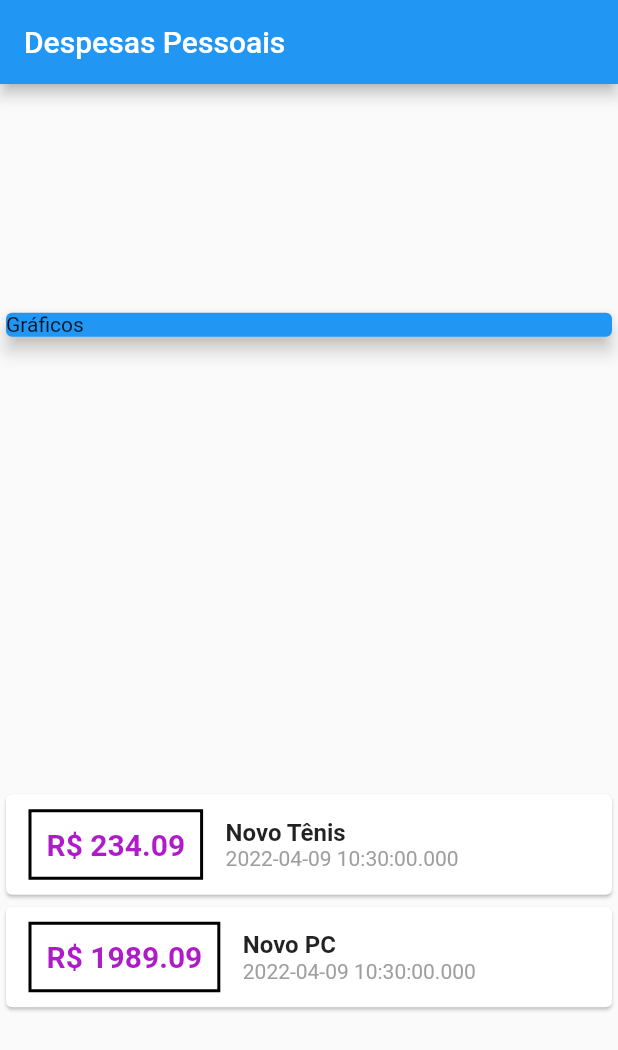
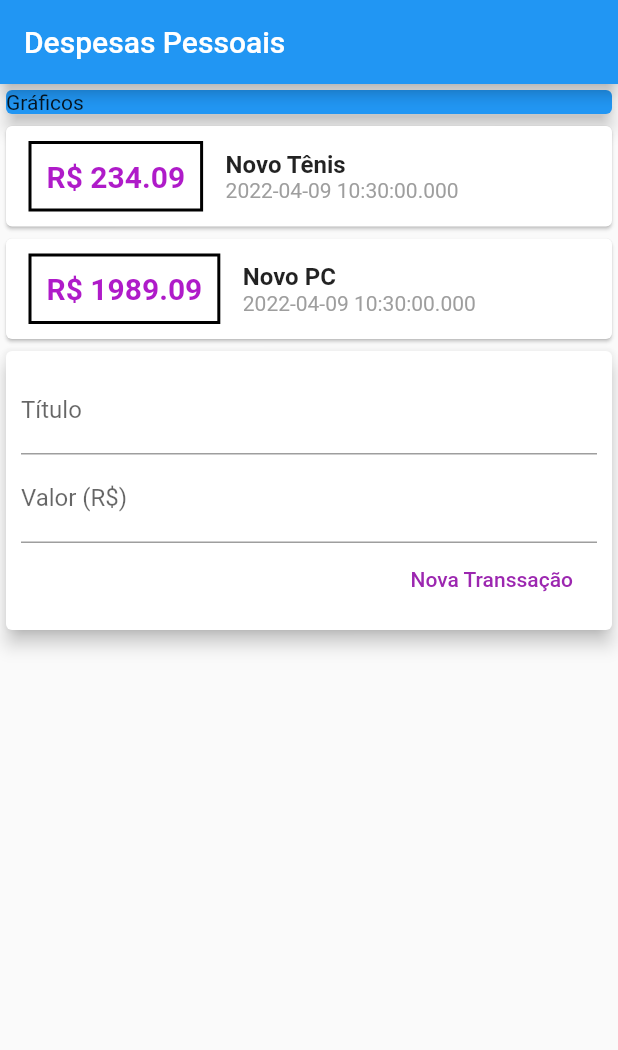
Before and after one commit to fabiojfadsg/expenses_flutter, a Flutter app: the screen it shows after launch, on a phone screen of 412 x 824 dp. Shown: the top 1050 px of the screen. Run offline on Flutter 3.47's test engine with Material 2 defaults, Android fonts, the phone set to English and light mode, and no system bars.

Commit message:
aula-103

```diff
--- a/lib/main.dart
+++ b/lib/main.dart
@@ -34,7 +34,6 @@
     return Scaffold(
       appBar: AppBar(title: Text('Despesas Pessoais')),
       body: Column(
-        mainAxisAlignment: MainAxisAlignment.spaceAround,
         crossAxisAlignment: CrossAxisAlignment.stretch,
         children: [
           Container(
@@ -86,6 +85,38 @@
                 ],
               ));
             }).toList(),
+          ),
+          Card(
+            elevation: 5,
+            child: Padding(
+              padding: const EdgeInsets.all(10),
+              child: Column(
+                children: [
+                  TextField(
+                    decoration: InputDecoration(
+                      labelText: 'Título',
+                    ),
+                  ),
+                  TextField(
+                    decoration: InputDecoration(
+                      labelText: 'Valor (R\$)',
+                    ),
+                  ),
+                  // ignore: deprecated_member_use
+                  Row(
+                    mainAxisAlignment: MainAxisAlignment.end,
+                    children: [
+                      // ignore: deprecated_member_use
+                      FlatButton(
+                        child: Text('Nova Transsação'),
+                        textColor: Colors.purple,
+                        onPressed: () {},
+                      ),
+                    ],
+                  )
+                ],
+              ),
+            ),
           )
         ],
       ),
```
